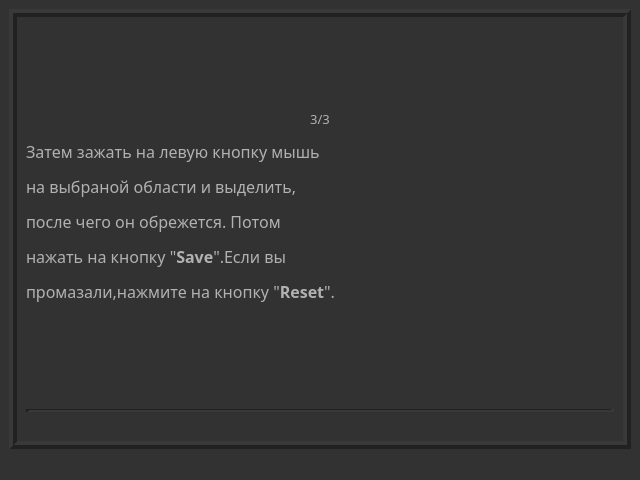
This is instruction.ui in Paikerite/Text-finder as Qt 5 draws it before an edit. The edited form follows.
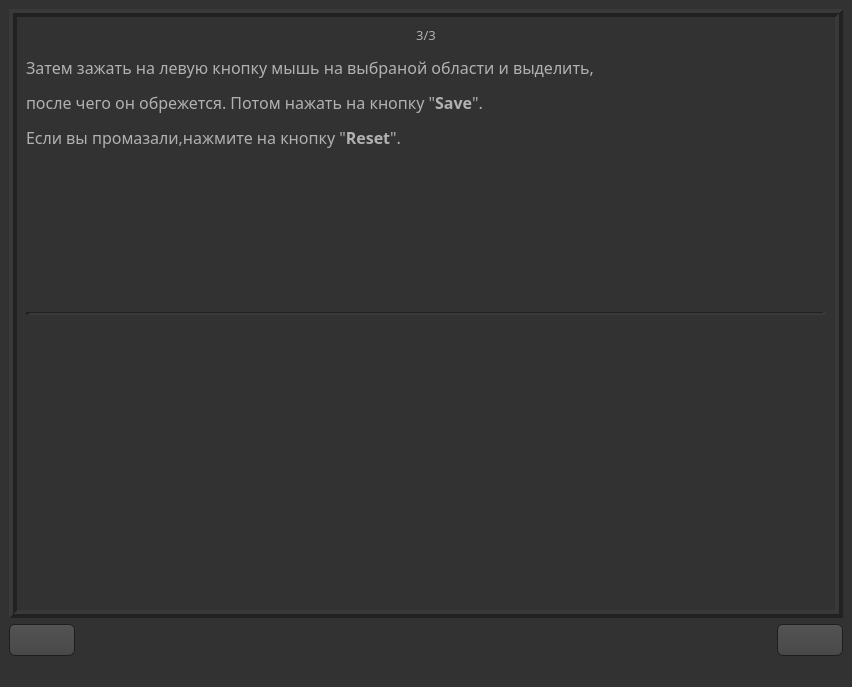
This is the edited form. The open tabs and pages were chosen to show the change. Icons and pictures are not drawn.

```diff
--- a/instruction.ui
+++ b/instruction.ui
@@ -6,10 +6,16 @@
    <rect>
     <x>0</x>
     <y>0</y>
-    <width>640</width>
-    <height>480</height>
+    <width>852</width>
+    <height>687</height>
    </rect>
   </property>
+  <property name="maximumSize">
+   <size>
+    <width>1852</width>
+    <height>1025</height>
+   </size>
+  </property>
   <property name="windowTitle">
    <string>Instruction</string>
   </property>
@@ -651,7 +657,7 @@
        </layout>
       </widget>
       <widget class="QWidget" name="page_areaselection_continue">
-       <layout class="QVBoxLayout" name="verticalLayout_4" stretch="1,0,0">
+       <layout class="QVBoxLayout" name="verticalLayout_4" stretch="0,1,0">
         <item>
          <widget class="QLabel" name="label_Instruction_3">
           <property name="sizePolicy">
@@ -666,11 +672,14 @@
            </font>
           </property>
           <property name="text">
-           <string>&lt;html&gt;&lt;head/&gt;&lt;body&gt;&lt;p align=&quot;center&quot;&gt;&lt;span style=&quot; font-size:10pt;&quot;&gt;3/3&lt;/span&gt;&lt;/p&gt;&lt;p&gt;&lt;span style=&quot; font-size:12pt;&quot;&gt;Затем зажать на левую кнопку мышь&lt;/span&gt;&lt;/p&gt;&lt;p&gt;&lt;span style=&quot; font-size:12pt;&quot;&gt;на выбраной области и выделить,&lt;/span&gt;&lt;/p&gt;&lt;p&gt;&lt;span style=&quot; font-size:12pt;&quot;&gt;после чего он обрежется. Потом &lt;/span&gt;&lt;/p&gt;&lt;p&gt;&lt;span style=&quot; font-size:12pt;&quot;&gt;нажать на кнопку &amp;quot;&lt;/span&gt;&lt;span style=&quot; font-size:12pt; font-weight:600;&quot;&gt;Save&lt;/span&gt;&lt;span style=&quot; font-size:12pt;&quot;&gt;&amp;quot;.Если вы&lt;/span&gt;&lt;/p&gt;&lt;p&gt;&lt;span style=&quot; font-size:12pt;&quot;&gt;промазали,нажмите на кнопку &amp;quot;&lt;/span&gt;&lt;span style=&quot; font-size:12pt; font-weight:600;&quot;&gt;Reset&lt;/span&gt;&lt;span style=&quot; font-size:12pt;&quot;&gt;&amp;quot;.&lt;/span&gt;&lt;br/&gt;&lt;/p&gt;&lt;/body&gt;&lt;/html&gt;</string>
+           <string>&lt;html&gt;&lt;head/&gt;&lt;body&gt;&lt;p align=&quot;center&quot;&gt;&lt;span style=&quot; font-size:10pt;&quot;&gt;3/3&lt;/span&gt;&lt;/p&gt;&lt;p&gt;&lt;span style=&quot; font-size:12pt;&quot;&gt;Затем зажать на левую кнопку мышь на выбраной области и выделить,&lt;/span&gt;&lt;/p&gt;&lt;p&gt;&lt;span style=&quot; font-size:12pt;&quot;&gt;после чего он обрежется. Потом нажать на кнопку &amp;quot;&lt;/span&gt;&lt;span style=&quot; font-size:12pt; font-weight:600;&quot;&gt;Save&lt;/span&gt;&lt;span style=&quot; font-size:12pt;&quot;&gt;&amp;quot;.&lt;/span&gt;&lt;/p&gt;&lt;p&gt;&lt;span style=&quot; font-size:12pt;&quot;&gt;Если вы промазали,нажмите на кнопку &amp;quot;&lt;/span&gt;&lt;span style=&quot; font-size:12pt; font-weight:600;&quot;&gt;Reset&lt;/span&gt;&lt;span style=&quot; font-size:12pt;&quot;&gt;&amp;quot;.&lt;/span&gt;&lt;br/&gt;&lt;/p&gt;&lt;/body&gt;&lt;/html&gt;</string>
           </property>
           <property name="textFormat">
            <enum>Qt::AutoText</enum>
           </property>
+          <property name="alignment">
+           <set>Qt::AlignLeading|Qt::AlignLeft|Qt::AlignTop</set>
+          </property>
          </widget>
         </item>
         <item>
@@ -691,6 +700,12 @@
             <verstretch>0</verstretch>
            </sizepolicy>
           </property>
+          <property name="maximumSize">
+           <size>
+            <width>800</width>
+            <height>400</height>
+           </size>
+          </property>
           <property name="text">
            <string/>
           </property>
@@ -700,12 +715,54 @@
           <property name="scaledContents">
            <bool>true</bool>
           </property>
+          <property name="alignment">
+           <set>Qt::AlignLeading|Qt::AlignLeft|Qt::AlignTop</set>
+          </property>
          </widget>
         </item>
        </layout>
       </widget>
      </widget>
     </item>
+    <item>
+     <layout class="QHBoxLayout" name="horizontalLayout">
+      <item>
+       <widget class="QPushButton" name="pushButton_previous">
+        <property name="text">
+         <string/>
+        </property>
+        <property name="icon">
+         <iconset>
+          <normaloff>Icons/left-arrow.svg</normaloff>Icons/left-arrow.svg</iconset>
+        </property>
+       </widget>
+      </item>
+      <item>
+       <spacer name="horizontalSpacer">
+        <property name="orientation">
+         <enum>Qt::Horizontal</enum>
+        </property>
+        <property name="sizeHint" stdset="0">
+         <size>
+          <width>40</width>
+          <height>20</height>
+         </size>
+        </property>
+       </spacer>
+      </item>
+      <item>
+       <widget class="QPushButton" name="pushButton_next">
+        <property name="text">
+         <string/>
+        </property>
+        <property name="icon">
+         <iconset>
+          <normaloff>Icons/skip.svg</normaloff>Icons/skip.svg</iconset>
+        </property>
+       </widget>
+      </item>
+     </layout>
+    </item>
    </layout>
   </widget>
   <widget class="QStatusBar" name="statusbar"/>
```
Left out of the diff: 9 changed lines with no effect on the pictures.
